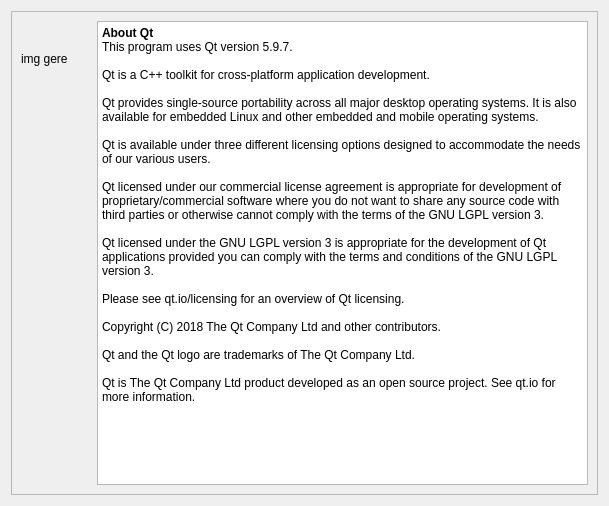
First picture: the form in src/main/python/views/about_dialog.ui, repository samuelterra22/Analysis-of-antenna-coverage, before the edit.
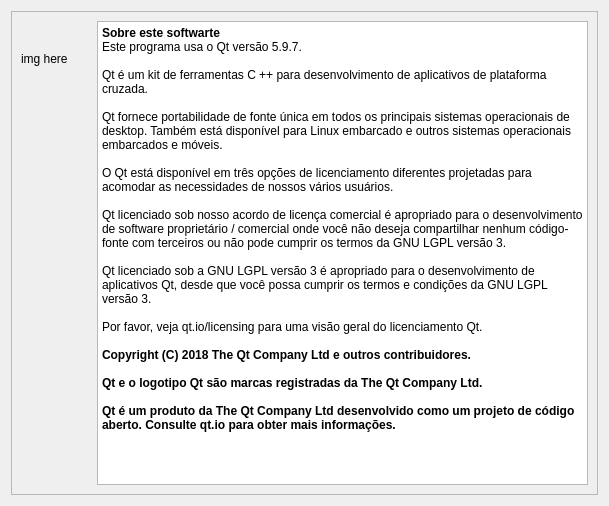
Second picture: the form after the edit.

```diff
--- a/src/main/python/views/about_dialog.ui
+++ b/src/main/python/views/about_dialog.ui
@@ -56,7 +56,7 @@
           </rect>
          </property>
          <property name="text">
-          <string>img gere</string>
+          <string>img here</string>
          </property>
         </widget>
        </widget>
@@ -71,26 +71,26 @@
 &lt;html&gt;&lt;head&gt;&lt;meta name=&quot;qrichtext&quot; content=&quot;1&quot; /&gt;&lt;style type=&quot;text/css&quot;&gt;
 p, li { white-space: pre-wrap; }
 &lt;/style&gt;&lt;/head&gt;&lt;body style=&quot; font-family:'Sans Serif'; font-size:9pt; font-weight:400; font-style:normal;&quot;&gt;
-&lt;p style=&quot; margin-top:0px; margin-bottom:0px; margin-left:0px; margin-right:0px; -qt-block-indent:0; text-indent:0px;&quot;&gt;&lt;span style=&quot; font-weight:600;&quot;&gt;About Qt&lt;/span&gt;&lt;/p&gt;
-&lt;p style=&quot; margin-top:0px; margin-bottom:0px; margin-left:0px; margin-right:0px; -qt-block-indent:0; text-indent:0px;&quot;&gt;This program uses Qt version 5.9.7.&lt;/p&gt;
+&lt;p style=&quot; margin-top:0px; margin-bottom:0px; margin-left:0px; margin-right:0px; -qt-block-indent:0; text-indent:0px;&quot;&gt;&lt;span style=&quot; font-weight:600;&quot;&gt;Sobre este softwarte&lt;/span&gt;&lt;/p&gt;
+&lt;p style=&quot; margin-top:0px; margin-bottom:0px; margin-left:0px; margin-right:0px; -qt-block-indent:0; text-indent:0px;&quot;&gt;Este programa usa o Qt versão 5.9.7.&lt;/p&gt;
 &lt;p style=&quot;-qt-paragraph-type:empty; margin-top:0px; margin-bottom:0px; margin-left:0px; margin-right:0px; -qt-block-indent:0; text-indent:0px;&quot;&gt;&lt;br /&gt;&lt;/p&gt;
-&lt;p style=&quot; margin-top:0px; margin-bottom:0px; margin-left:0px; margin-right:0px; -qt-block-indent:0; text-indent:0px;&quot;&gt;Qt is a C++ toolkit for cross-platform application development.&lt;/p&gt;
+&lt;p style=&quot; margin-top:0px; margin-bottom:0px; margin-left:0px; margin-right:0px; -qt-block-indent:0; text-indent:0px;&quot;&gt;Qt é um kit de ferramentas C ++ para desenvolvimento de aplicativos de plataforma cruzada.&lt;/p&gt;
 &lt;p style=&quot;-qt-paragraph-type:empty; margin-top:0px; margin-bottom:0px; margin-left:0px; margin-right:0px; -qt-block-indent:0; text-indent:0px;&quot;&gt;&lt;br /&gt;&lt;/p&gt;
-&lt;p style=&quot; margin-top:0px; margin-bottom:0px; margin-left:0px; margin-right:0px; -qt-block-indent:0; text-indent:0px;&quot;&gt;Qt provides single-source portability across all major desktop operating systems. It is also available for embedded Linux and other embedded and mobile operating systems.&lt;/p&gt;
+&lt;p style=&quot; margin-top:0px; margin-bottom:0px; margin-left:0px; margin-right:0px; -qt-block-indent:0; text-indent:0px;&quot;&gt;Qt fornece portabilidade de fonte única em todos os principais sistemas operacionais de desktop. Também está disponível para Linux embarcado e outros sistemas operacionais embarcados e móveis.&lt;/p&gt;
 &lt;p style=&quot;-qt-paragraph-type:empty; margin-top:0px; margin-bottom:0px; margin-left:0px; margin-right:0px; -qt-block-indent:0; text-indent:0px;&quot;&gt;&lt;br /&gt;&lt;/p&gt;
-&lt;p style=&quot; margin-top:0px; margin-bottom:0px; margin-left:0px; margin-right:0px; -qt-block-indent:0; text-indent:0px;&quot;&gt;Qt is available under three different licensing options designed to accommodate the needs of our various users.&lt;/p&gt;
+&lt;p style=&quot; margin-top:0px; margin-bottom:0px; margin-left:0px; margin-right:0px; -qt-block-indent:0; text-indent:0px;&quot;&gt;O Qt está disponível em três opções de licenciamento diferentes projetadas para acomodar as necessidades de nossos vários usuários.&lt;/p&gt;
 &lt;p style=&quot;-qt-paragraph-type:empty; margin-top:0px; margin-bottom:0px; margin-left:0px; margin-right:0px; -qt-block-indent:0; text-indent:0px;&quot;&gt;&lt;br /&gt;&lt;/p&gt;
-&lt;p style=&quot; margin-top:0px; margin-bottom:0px; margin-left:0px; margin-right:0px; -qt-block-indent:0; text-indent:0px;&quot;&gt;Qt licensed under our commercial license agreement is appropriate for development of proprietary/commercial software where you do not want to share any source code with third parties or otherwise cannot comply with the terms of the GNU LGPL version 3.&lt;/p&gt;
+&lt;p style=&quot; margin-top:0px; margin-bottom:0px; margin-left:0px; margin-right:0px; -qt-block-indent:0; text-indent:0px;&quot;&gt;Qt licenciado sob nosso acordo de licença comercial é apropriado para o desenvolvimento de software proprietário / comercial onde você não deseja compartilhar nenhum código-fonte com terceiros ou não pode cumprir os termos da GNU LGPL versão 3.&lt;/p&gt;
 &lt;p style=&quot;-qt-paragraph-type:empty; margin-top:0px; margin-bottom:0px; margin-left:0px; margin-right:0px; -qt-block-indent:0; text-indent:0px;&quot;&gt;&lt;br /&gt;&lt;/p&gt;
-&lt;p style=&quot; margin-top:0px; margin-bottom:0px; margin-left:0px; margin-right:0px; -qt-block-indent:0; text-indent:0px;&quot;&gt;Qt licensed under the GNU LGPL version 3 is appropriate for the development of Qt applications provided you can comply with the terms and conditions of the GNU LGPL version 3.&lt;/p&gt;
+&lt;p style=&quot; margin-top:0px; margin-bottom:0px; margin-left:0px; margin-right:0px; -qt-block-indent:0; text-indent:0px;&quot;&gt;Qt licenciado sob a GNU LGPL versão 3 é apropriado para o desenvolvimento de aplicativos Qt, desde que você possa cumprir os termos e condições da GNU LGPL versão 3.&lt;/p&gt;
 &lt;p style=&quot;-qt-paragraph-type:empty; margin-top:0px; margin-bottom:0px; margin-left:0px; margin-right:0px; -qt-block-indent:0; text-indent:0px;&quot;&gt;&lt;br /&gt;&lt;/p&gt;
-&lt;p style=&quot; margin-top:0px; margin-bottom:0px; margin-left:0px; margin-right:0px; -qt-block-indent:0; text-indent:0px;&quot;&gt;Please see qt.io/licensing for an overview of Qt licensing.&lt;/p&gt;
+&lt;p style=&quot; margin-top:0px; margin-bottom:0px; margin-left:0px; margin-right:0px; -qt-block-indent:0; text-indent:0px;&quot;&gt;Por favor, veja qt.io/licensing para uma visão geral do licenciamento Qt.&lt;/p&gt;
 &lt;p style=&quot;-qt-paragraph-type:empty; margin-top:0px; margin-bottom:0px; margin-left:0px; margin-right:0px; -qt-block-indent:0; text-indent:0px;&quot;&gt;&lt;br /&gt;&lt;/p&gt;
-&lt;p style=&quot; margin-top:0px; margin-bottom:0px; margin-left:0px; margin-right:0px; -qt-block-indent:0; text-indent:0px;&quot;&gt;Copyright (C) 2018 The Qt Company Ltd and other contributors.&lt;/p&gt;
+&lt;p style=&quot; margin-top:0px; margin-bottom:0px; margin-left:0px; margin-right:0px; -qt-block-indent:0; text-indent:0px;&quot;&gt;&lt;span style=&quot; font-weight:600;&quot;&gt;Copyright (C) 2018 The Qt Company Ltd e outros contribuidores.&lt;/span&gt;&lt;/p&gt;
 &lt;p style=&quot;-qt-paragraph-type:empty; margin-top:0px; margin-bottom:0px; margin-left:0px; margin-right:0px; -qt-block-indent:0; text-indent:0px;&quot;&gt;&lt;br /&gt;&lt;/p&gt;
-&lt;p style=&quot; margin-top:0px; margin-bottom:0px; margin-left:0px; margin-right:0px; -qt-block-indent:0; text-indent:0px;&quot;&gt;Qt and the Qt logo are trademarks of The Qt Company Ltd.&lt;/p&gt;
-&lt;p style=&quot;-qt-paragraph-type:empty; margin-top:0px; margin-bottom:0px; margin-left:0px; margin-right:0px; -qt-block-indent:0; text-indent:0px;&quot;&gt;&lt;br /&gt;&lt;/p&gt;
-&lt;p style=&quot; margin-top:0px; margin-bottom:0px; margin-left:0px; margin-right:0px; -qt-block-indent:0; text-indent:0px;&quot;&gt;Qt is The Qt Company Ltd product developed as an open source project. See qt.io for more information.&lt;/p&gt;&lt;/body&gt;&lt;/html&gt;</string>
+&lt;p style=&quot; margin-top:0px; margin-bottom:0px; margin-left:0px; margin-right:0px; -qt-block-indent:0; text-indent:0px;&quot;&gt;&lt;span style=&quot; font-weight:600;&quot;&gt;Qt e o logotipo Qt são marcas registradas da The Qt Company Ltd.&lt;/span&gt;&lt;/p&gt;
+&lt;p style=&quot;-qt-paragraph-type:empty; margin-top:0px; margin-bottom:0px; margin-left:0px; margin-right:0px; -qt-block-indent:0; text-indent:0px; font-weight:600;&quot;&gt;&lt;br /&gt;&lt;/p&gt;
+&lt;p style=&quot; margin-top:0px; margin-bottom:0px; margin-left:0px; margin-right:0px; -qt-block-indent:0; text-indent:0px;&quot;&gt;&lt;span style=&quot; font-weight:600;&quot;&gt;Qt é um produto da The Qt Company Ltd desenvolvido como um projeto de código aberto. Consulte qt.io para obter mais informações.&lt;/span&gt;&lt;/p&gt;&lt;/body&gt;&lt;/html&gt;</string>
         </property>
         <property name="cursorWidth">
          <number>1</number>
```
